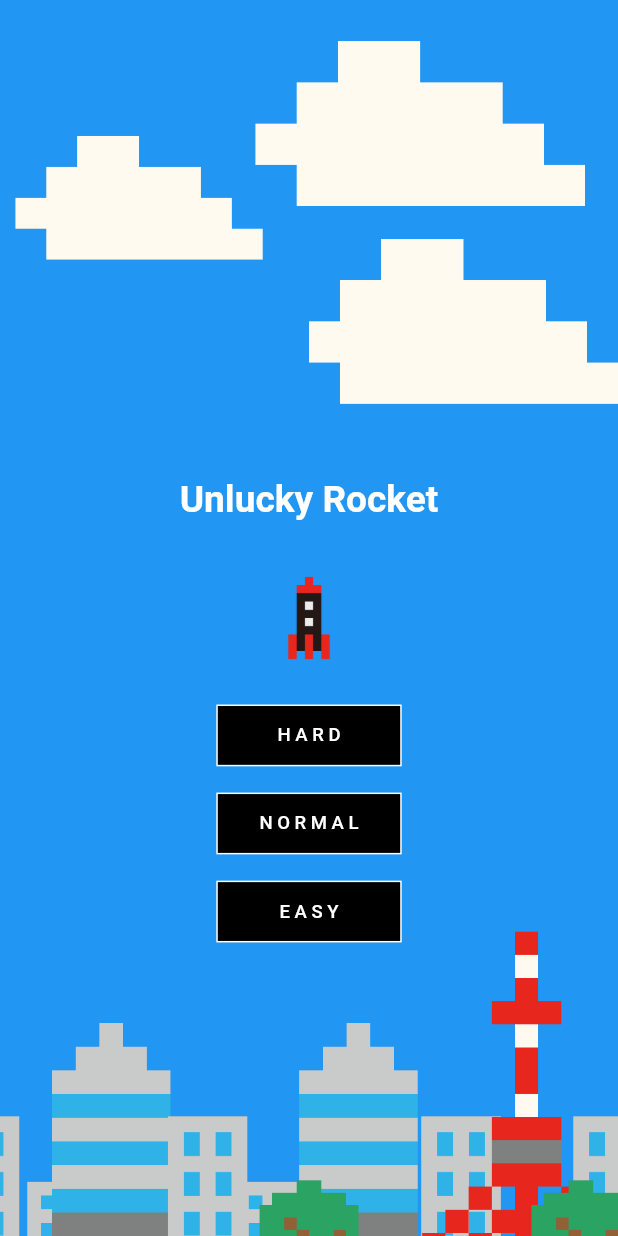
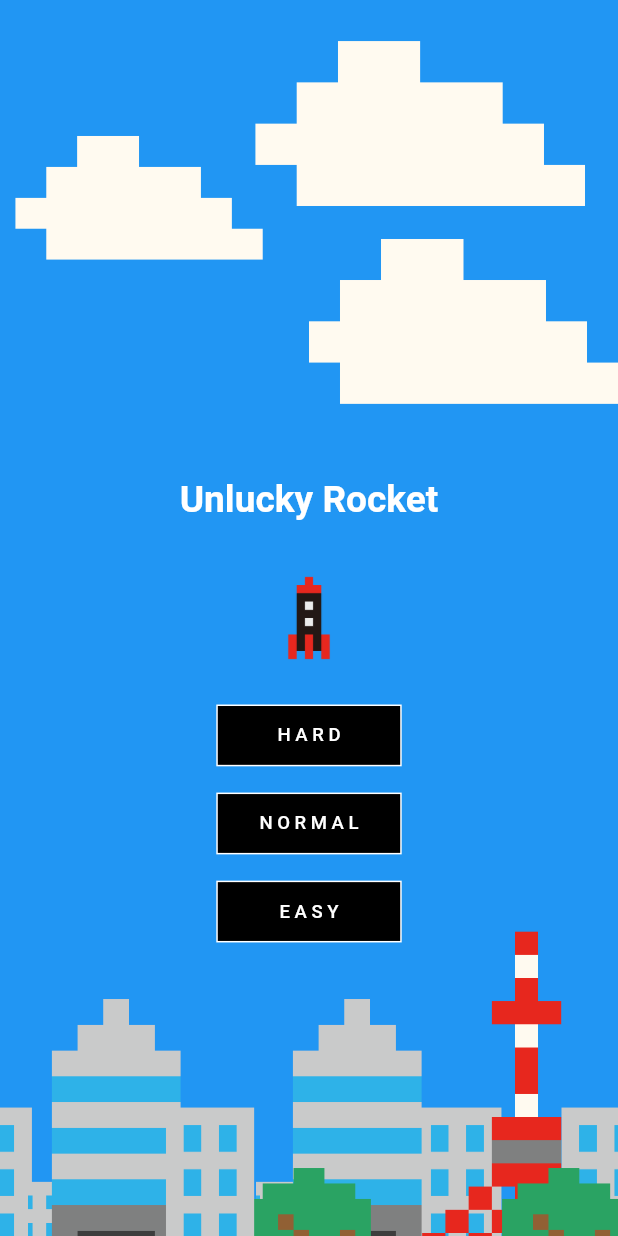
Before and after one commit to yuto90/new_rocket, a Flutter app: the screen it shows after launch, on a phone screen of 412 x 824 dp. Run offline on Flutter 3.47's test engine with Material 2 defaults, Android fonts, the phone set to English and light mode, and no system bars; drawn by our look-alikes of google_mobile_ads; our stand-ins replace flutter_dotenv; network calls fail.

Commit message:
オブジェクトのサイズを変更

```diff
--- a/lib/objects/building.dart
+++ b/lib/objects/building.dart
@@ -7,8 +7,8 @@ class Building extends StatelessWidget {
     return Image(
       image: AssetImage('lib/images/billding.png'),
       fit: BoxFit.cover,
-      height: SizeConfig.blockSizeVertical! * 23,
-      width: SizeConfig.blockSizeVertical! * 10,
+      height: SizeConfig.blockSizeVertical! * 25,
+      width: SizeConfig.blockSizeHorizontal! * 22,
     );
   }
 }
--- a/lib/objects/building2.dart
+++ b/lib/objects/building2.dart
@@ -8,7 +8,7 @@ class Building2 extends StatelessWidget {
       image: AssetImage('lib/images/billding2.png'),
       fit: BoxFit.cover,
       height: SizeConfig.blockSizeVertical! * 15,
-      width: SizeConfig.blockSizeVertical! * 9,
+      width: SizeConfig.blockSizeHorizontal! * 20,
     );
   }
 }
--- a/lib/objects/office.dart
+++ b/lib/objects/office.dart
@@ -8,7 +8,7 @@ class Office extends StatelessWidget {
       image: AssetImage('lib/images/office.png'),
       fit: BoxFit.cover,
       height: SizeConfig.blockSizeVertical! * 10,
-      width: SizeConfig.blockSizeVertical! * 8,
+      width: SizeConfig.blockSizeHorizontal! * 8,
     );
   }
 }
--- a/lib/objects/wood.dart
+++ b/lib/objects/wood.dart
@@ -8,7 +8,7 @@ class Wood extends StatelessWidget {
       image: AssetImage('lib/images/wood.png'),
       fit: BoxFit.cover,
       height: SizeConfig.blockSizeVertical! * 10,
-      width: SizeConfig.blockSizeVertical! * 10,
+      width: SizeConfig.blockSizeHorizontal! * 25,
     );
   }
 }
```
Also changed, not shown: 2 other files.
